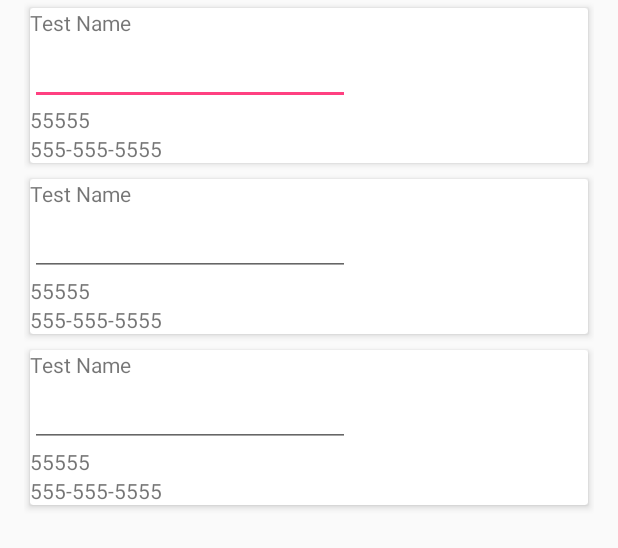
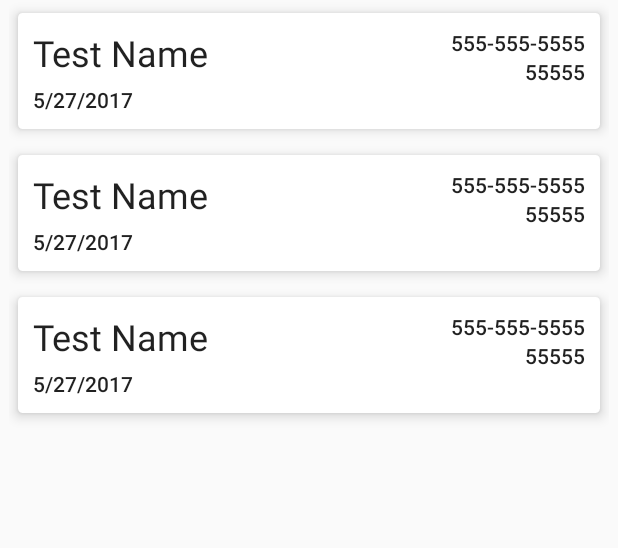
Before and after one commit to jakemoritz/CodeTest_Jake_Moritz, an Android app: the layout fragment_person_list.xml on its own in the app's theme, with its tools: preview values and no code run, on a phone screen of 412 x 824 dp. Shown: the top 548 px of the screen. Run offline under Robolectric (Android 15) with nearby library versions, the phone set to English and light mode, and no system bars.

Commit message:
Changed list item layout to separate by side

```diff
--- a/app/src/main/java/com/domain/codetest_jake_moritz/fragments/MyPersonRecyclerViewAdapter.java
+++ b/app/src/main/java/com/domain/codetest_jake_moritz/fragments/MyPersonRecyclerViewAdapter.java
@@ -4,7 +4,6 @@ import android.support.v7.widget.RecyclerView;
 import android.view.LayoutInflater;
 import android.view.View;
 import android.view.ViewGroup;
-import android.widget.EditText;
 import android.widget.TextView;
 
 import com.domain.codetest_jake_moritz.App;
@@ -37,6 +36,8 @@ public class MyPersonRecyclerViewAdapter extends RealmRecyclerViewAdapter<Person
         holder.phoneNumberView.setText(holder.person.getPhoneNumber());
         holder.zipCodeView.setText(holder.person.getZipCode());
         holder.dateOfBirthView.setText(String.valueOf(holder.person.getDateOfBirth()));
+
+//        holder.mView.setOnClickListener(mListener);
     }
 
     public class ViewHolder extends RecyclerView.ViewHolder {
@@ -44,7 +45,7 @@ public class MyPersonRecyclerViewAdapter extends RealmRecyclerViewAdapter<Person
         public final TextView nameView;
         public final TextView phoneNumberView;
         public final TextView zipCodeView;
-        public final EditText dateOfBirthView;
+        public final TextView dateOfBirthView;
         public Person person;
 
         public ViewHolder(View view) {
@@ -53,7 +54,7 @@ public class MyPersonRecyclerViewAdapter extends RealmRecyclerViewAdapter<Person
             nameView = (TextView) view.findViewById(R.id.person_name);
             phoneNumberView = (TextView) view.findViewById(R.id.person_phone_number);
             zipCodeView = (TextView) view.findViewById(R.id.person_zip_code);
-            dateOfBirthView = (EditText) view.findViewById(R.id.person_date_of_birth);
+            dateOfBirthView = (TextView) view.findViewById(R.id.person_date_of_birth);
         }
     }
 }
--- a/app/src/main/res/layout/fragment_person.xml
+++ b/app/src/main/res/layout/fragment_person.xml
@@ -5,12 +5,11 @@
     android:id="@+id/card"
     android:layout_width="match_parent"
     android:layout_height="wrap_content"
-    android:layout_marginBottom="0dp"
-    android:layout_marginTop="0dp"
     android.support.v7.cardview:cardBackgroundColor="@android:color/white"
-    android.support.v7.cardview:cardElevation="3dp"
+    android.support.v7.cardview:cardCornerRadius="3dp"
+    android.support.v7.cardview:cardElevation="5dp"
     android.support.v7.cardview:cardUseCompatPadding="true"
-    android.support.v7.cardview:contentPadding="0dp">
+    android.support.v7.cardview:contentPadding="10dp">
 
 
     <RelativeLayout
@@ -19,34 +18,41 @@
 
         <TextView
             android:id="@+id/person_name"
+            style="@style/Base.TextAppearance.AppCompat.Headline"
             android:layout_width="wrap_content"
             android:layout_height="wrap_content"
+            android:layout_alignParentStart="true"
+            android:layout_marginBottom="5dp"
             android:text="Test Name" />
 
-        <EditText
+        <TextView
             android:id="@+id/person_date_of_birth"
             android:layout_width="wrap_content"
             android:layout_height="wrap_content"
-            android:ems="10"
-            android:inputType="date"
-            android:layout_below="@id/person_name"/>
+            android:layout_alignParentStart="true"
+            android:layout_below="@id/person_name"
+            style="@style/Base.TextAppearance.AppCompat.Body2"
+
+            android:text="5/27/2017" />
 
         <TextView
             android:id="@+id/person_zip_code"
+            style="@style/Base.TextAppearance.AppCompat.Body2"
             android:layout_width="wrap_content"
             android:layout_height="wrap_content"
-            android:text="55555"
-            android:layout_below="@id/person_date_of_birth"/>
+            android:layout_alignParentEnd="true"
+            android:layout_below="@id/person_phone_number"
+            android:text="55555" />
 
         <TextView
             android:id="@+id/person_phone_number"
+            style="@style/Base.TextAppearance.AppCompat.Body2"
             android:layout_width="wrap_content"
             android:layout_height="wrap_content"
-            android:text="555-555-5555"
-            android:layout_below="@id/person_zip_code"/>
+            android:layout_alignParentEnd="true"
+            android:text="555-555-5555" />
 
     </RelativeLayout>
 
 
-
 </android.support.v7.widget.CardView>
--- a/app/src/main/res/layout/fragment_person_list.xml
+++ b/app/src/main/res/layout/fragment_person_list.xml
@@ -6,8 +6,8 @@
     android:name="com.domain.codetest_jake_moritz.fragments.PersonFragment"
     android:layout_width="match_parent"
     android:layout_height="match_parent"
-    android:layout_marginLeft="16dp"
-    android:layout_marginRight="16dp"
+    android:layout_marginLeft="6dp"
+    android:layout_marginRight="6dp"
     app:layoutManager="LinearLayoutManager"
     tools:context="com.domain.codetest_jake_moritz.fragments.PersonFragment"
     tools:listitem="@layout/fragment_person" />
```
